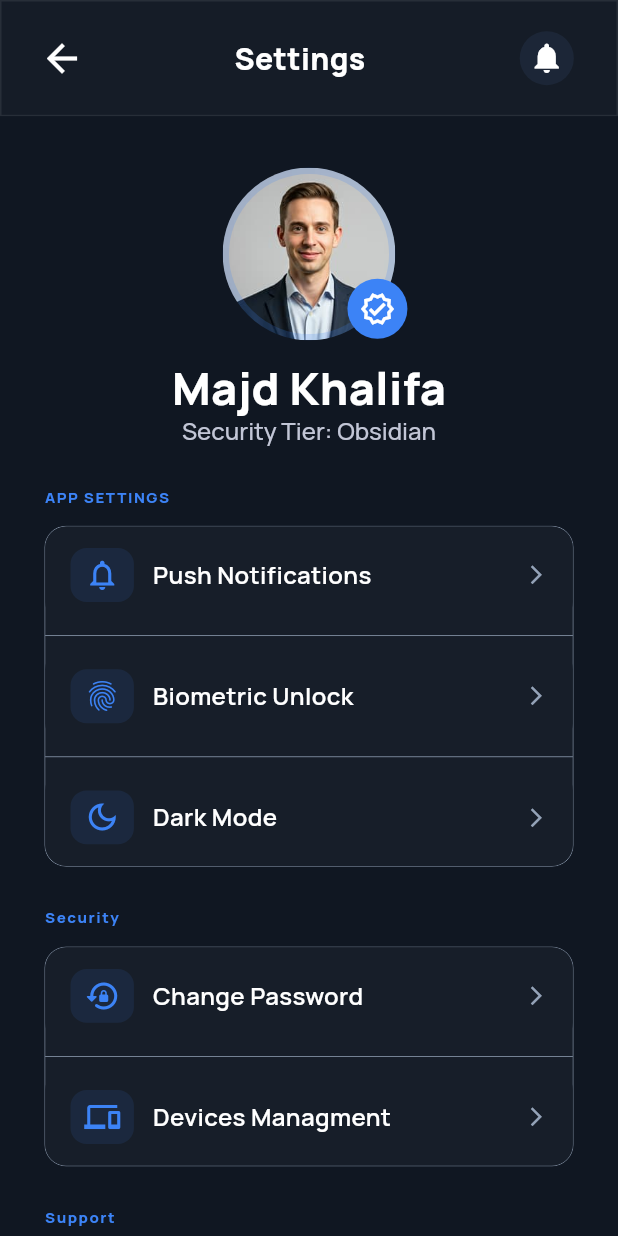
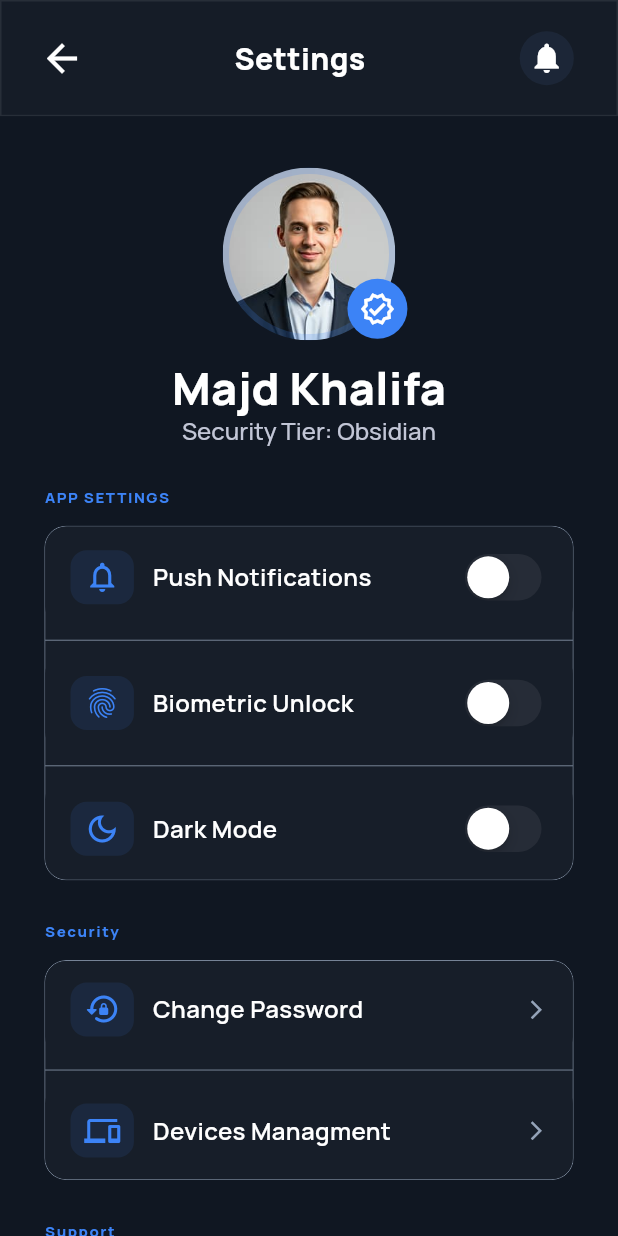
Before and after one commit to Ahmad230798/Syrian-currency, a Flutter app: the screen it shows after launch, on a phone screen of 412 x 824 dp. Run offline on Flutter 3.47's test engine with Material 3 defaults, Android fonts, the phone set to English and light mode, and no system bars; our stand-ins replace dotted_border, flutter_screenutil, flutter_svg.

Commit message:
made the slider for the setting screen

```diff
--- a/lib/core/constants/app_color.dart
+++ b/lib/core/constants/app_color.dart
@@ -12,4 +12,5 @@ class AppColor {
   static const backGroundColor = Color(0xff101722);
   static const green = Color(0xff22C55E);
   static const red = Color(0xffEF4444);
+  static const lightRed = Color(0xffFFB4AB);
 }
--- a/lib/core/widgets/options_card.dart
+++ b/lib/core/widgets/options_card.dart
@@ -6,7 +6,7 @@ import 'package:syrian_currency/core/constants/app_text_style.dart';
 class OptionsCard extends StatelessWidget {
   final Widget widget;
   final String text;
-  final IconData? icon;
+  final Widget? icon;
   const OptionsCard({
     super.key,
     required this.widget,
@@ -35,11 +35,8 @@ class OptionsCard extends StatelessWidget {
             ),
           ),
           Spacer(),
-          Icon(
-            icon ?? Icons.arrow_forward_ios,
-            color: AppColor.grayText,
-            size: 15,
-          ),
+          icon ??
+              Icon(Icons.arrow_forward_ios, color: AppColor.grayText, size: 15),
         ],
       ),
     );
--- a/lib/feature/settings_screen/ui/settings_screen.dart
+++ b/lib/feature/settings_screen/ui/settings_screen.dart
@@ -45,9 +45,9 @@ class SettingsScreen extends StatelessWidget {
                         child: AppBottom(
                           text: "Log Out",
                           boxShadow: [],
-                          textcolor: AppColor.red,
-                          color: AppColor.red,
-                          backGroundColor: AppColor.red.withOpacity(0.1),
+                          textcolor: AppColor.lightRed,
+                          color: AppColor.lightRed,
+                          backGroundColor: AppColor.lightRed.withOpacity(0.09),
                           icon: Icons.logout,
                         ),
                       ),
--- a/lib/feature/settings_screen/widgets/settings_options.dart
+++ b/lib/feature/settings_screen/widgets/settings_options.dart
@@ -4,10 +4,19 @@ import 'package:syrian_currency/core/constants/app_color.dart';
 import 'package:syrian_currency/core/constants/app_text_style.dart';
 import 'package:syrian_currency/core/widgets/app_bottom.dart';
 import 'package:syrian_currency/core/widgets/options_card.dart';
+import 'package:flutter/cupertino.dart';
 
-class SettingsOptions extends StatelessWidget {
+class SettingsOptions extends StatefulWidget {
   const SettingsOptions({super.key});
 
+  @override
+  State<SettingsOptions> createState() => _SettingsOptionsState();
+}
+
+class _SettingsOptionsState extends State<SettingsOptions> {
+  bool pushNotificationSwitched = false;
+  bool biometricSwitched = false;
+  bool darkModewitched = false;
   @override
   Widget build(BuildContext context) {
     return Padding(
@@ -50,6 +59,15 @@ class SettingsOptions extends StatelessWidget {
                       ),
                     ),
                     text: "Push Notifications",
+                    icon: CupertinoSwitch(
+                      value: pushNotificationSwitched,
+                      activeTrackColor: AppColor.blue,
+                      onChanged: (bool newValue) {
+                        setState(() {
+                          pushNotificationSwitched = newValue;
+                        });
+                      },
+                    ),
                   ),
                   Divider(color: AppColor.grayText, thickness: 0.5),
                   OptionsCard(
@@ -63,6 +81,15 @@ class SettingsOptions extends StatelessWidget {
                       child: Icon(Icons.fingerprint, color: AppColor.blue),
                     ),
                     text: "Biometric Unlock",
+                    icon: CupertinoSwitch(
+                      value: biometricSwitched,
+                      activeTrackColor: AppColor.blue,
+                      onChanged: (bool newValue) {
+                        setState(() {
+                          biometricSwitched = newValue;
+                        });
+                      },
+                    ),
                   ),
                   Divider(color: AppColor.grayText, thickness: 0.5),
                   OptionsCard(
@@ -79,6 +106,15 @@ class SettingsOptions extends StatelessWidget {
                       ),
                     ),
                     text: "Dark Mode",
+                    icon: CupertinoSwitch(
+                      value: darkModewitched,
+                      activeTrackColor: AppColor.blue,
+                      onChanged: (bool newValue) {
+                        setState(() {
+                          darkModewitched = newValue;
+                        });
+                      },
+                    ),
                   ),
                 ],
               ),
@@ -208,7 +244,6 @@ class SettingsOptions extends StatelessWidget {
               ),
             ),
           ),
-
         ],
       ),
     );
```
